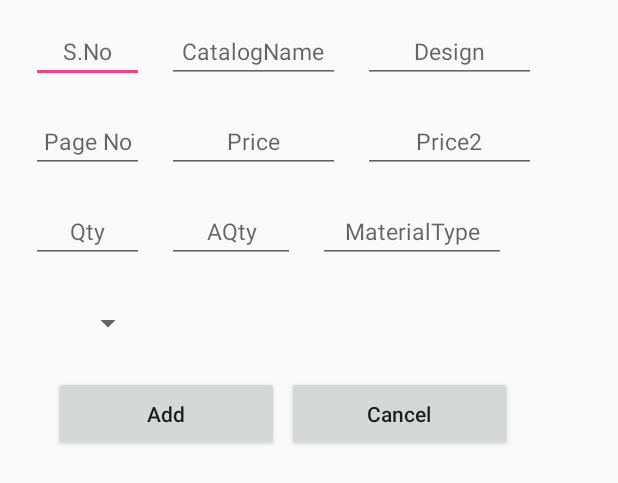
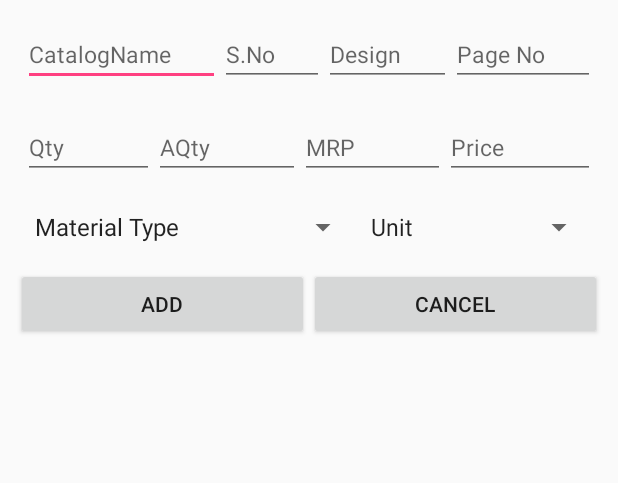
Before and after one commit to shyamrir12/DOTAPP, an Android app: the layout add_dailog_layout.xml on its own in the app's theme, with its tools: preview values and no code run, on a phone screen of 412 x 824 dp. Shown: the top 483 px of the screen. Run offline under Robolectric (Android 15) with nearby library versions, the phone set to English and light mode, and no system bars.

Commit message:
order complted new

```diff
--- a/app/src/main/java/com/example/awizom/dotapp/Activities/RoomDetailsActivity.java
+++ b/app/src/main/java/com/example/awizom/dotapp/Activities/RoomDetailsActivity.java
@@ -53,8 +53,8 @@ public class RoomDetailsActivity extends AppCompatActivity implements View.OnCli
 
     OrderItemAdapter adapter;
     private Intent intent;
-    private EditText s_no, catlogName, design, pageNo, price, price2, materialType, qty, aQty;
-   // private Spinner unitSpinner;
+    private EditText s_no, catlogName, design, pageNo, price, price2, qty, aQty;
+   private Spinner unitSpinner,materialType;
     private Button addButton, cancelButton;
     private AlertDialog b;
     private String roomName,orderID,customernAME,mobileNumber,orderDate,advance;
@@ -134,8 +134,8 @@ public class RoomDetailsActivity extends AppCompatActivity implements View.OnCli
         String priCe2 = price2.getText().toString();
         String qTy = qty.getText().toString();
         String aqty = aQty.getText().toString();
-        String materialtype = materialType.getText().toString();
-       // String unIt =  unit.getText().toString();
+        String materialtype = materialType.getSelectedItem().toString();
+       String unIt =  unitSpinner.getSelectedItem().toString();
 
 //        unitSpinner.setOnItemClickListener(this);
 //        List<String> list = new ArrayList<String>();
@@ -146,7 +146,7 @@ public class RoomDetailsActivity extends AppCompatActivity implements View.OnCli
 
             progressDialog.setMessage("loading...");
             progressDialog.show();
-            new POSTOrder().execute("0",materialtype,priCe2,qTy,"0","mtr.","0",catlogname,snumber,desiGn,page_no,priCe,"mtr.","0",roomName,orderID);
+            new POSTOrder().execute("0",materialtype,priCe2,qTy,"0",unIt,"0",catlogname,snumber,desiGn,page_no,priCe,unIt,"0",roomName,orderID);
         } catch (Exception e) {
             e.printStackTrace();
             progressDialog.dismiss();
@@ -279,7 +279,7 @@ public class RoomDetailsActivity extends AppCompatActivity implements View.OnCli
         materialType = dialogView.findViewById(R.id.materialType);
         qty = dialogView.findViewById(R.id.qTy);
         aQty = dialogView.findViewById(R.id.aQty);
-       // unitSpinner = dialogView.findViewById(R.id.unit);
+        unitSpinner = dialogView.findViewById(R.id.unit);
 
         addButton = dialogView.findViewById(R.id.add);
         cancelButton = dialogView.findViewById(R.id.cancelButton);
--- a/app/src/main/res/layout/add_dailog_layout.xml
+++ b/app/src/main/res/layout/add_dailog_layout.xml
@@ -16,35 +16,41 @@
             android:layout_height="match_parent"
             android:layout_margin="10dp">
 
-            <EditText
-                android:id="@+id/sNo"
-                android:layout_width="75dp"
-                android:layout_height="40dp"
-                android:hint="S.No"
-                android:textSize="15sp"
-                android:layout_centerHorizontal="true"
-                android:layout_marginLeft="5dp"
-                android:gravity="center_horizontal"/>
+
 
             <EditText
                 android:id="@+id/catlogName"
-                android:layout_width="115dp"
-                android:layout_height="40dp"
-                android:layout_weight="-1"
+                android:layout_width="wrap_content"
+                android:layout_height="wrap_content"
+                android:layout_weight="1"
                 android:hint="CatalogName"
                 android:textSize="15sp"
-                android:layout_marginLeft="15dp"
-                android:gravity="center_horizontal"/>
+              />
+            <EditText
+                android:id="@+id/sNo"
+                android:layout_width="wrap_content"
+                android:layout_height="wrap_content"
+                android:layout_weight="1"
+                android:hint="S.No"
+                android:textSize="15sp"
+               />
 
             <EditText
                 android:id="@+id/design"
-                android:layout_width="115dp"
-                android:layout_height="40dp"
-                android:layout_weight="-1"
+                android:layout_width="wrap_content"
+                android:layout_height="wrap_content"
+                android:layout_weight="1"
                 android:hint="Design"
                 android:textSize="15sp"
-                android:layout_marginLeft="15dp"
-                android:gravity="center_horizontal"/>
+              />
+            <EditText
+                android:id="@+id/pageNo"
+                android:layout_width="wrap_content"
+                android:layout_height="wrap_content"
+                android:layout_weight="1"
+                android:hint="Page No"
+                android:textSize="15sp"
+               />
         </LinearLayout>
 
         <LinearLayout
@@ -54,34 +60,40 @@
             android:layout_below="@+id/lenear1"
             android:layout_margin="10dp">
 
+
+
             <EditText
-                android:id="@+id/pageNo"
-                android:layout_width="75dp"
-                android:layout_height="40dp"
-                android:hint="Page No"
+                android:id="@+id/qTy"
+                android:layout_width="wrap_content"
+                android:layout_height="wrap_content"
+                android:layout_weight="1"
+                android:hint="Qty"
                 android:textSize="15sp"
-                android:layout_centerHorizontal="true"
-                android:layout_marginLeft="5dp"
-                android:gravity="center_horizontal"/>
+                />
+            <EditText
+                android:id="@+id/aQty"
+                android:layout_width="wrap_content"
+                android:layout_height="wrap_content"
+                android:layout_weight="1"
+                android:hint="AQty"
+                android:textSize="15sp"
+                />
             <EditText
                 android:id="@+id/price"
-                android:layout_width="115dp"
-                android:layout_height="40dp"
-                android:layout_weight="-1"
+                android:layout_width="wrap_content"
+                android:layout_height="wrap_content"
+                android:layout_weight="1"
+                android:hint="MRP"
+                android:textSize="15sp"
+                />
+            <EditText
+                android:id="@+id/price2"
+                android:layout_width="wrap_content"
+                android:layout_height="wrap_content"
+                android:layout_weight="1"
                 android:hint="Price"
                 android:textSize="15sp"
-                android:layout_marginLeft="15dp"
-                android:gravity="center_horizontal"/>
-
-            <EditText
-                android:id="@+id/price2"
-                android:layout_width="115dp"
-                android:layout_height="40dp"
-                android:layout_weight="-1"
-                android:hint="Price2"
-                android:textSize="15sp"
-                android:layout_marginLeft="15dp"
-                android:gravity="center_horizontal"/>
+               />
         </LinearLayout>
 
         <LinearLayout
@@ -91,98 +103,51 @@
             android:layout_below="@+id/lenear2"
             android:layout_margin="10dp">
 
-            <EditText
-                android:id="@+id/qTy"
-                android:layout_width="75dp"
-                android:layout_height="40dp"
-                android:hint="Qty"
+
+
+
+            <Spinner
+                android:id="@+id/materialType"
+                android:layout_width="wrap_content"
+                android:layout_height="wrap_content"
+                android:layout_weight="1"
+                android:entries="@array/MaterialType"
                 android:textSize="15sp"
-                android:layout_centerHorizontal="true"
-                android:layout_marginLeft="5dp"
-                android:gravity="center_horizontal"/>
-            <EditText
-                android:id="@+id/aQty"
-                android:layout_width="85dp"
-                android:layout_height="40dp"
-                android:layout_weight="-1"
-                android:hint="AQty"
+                />
+            <Spinner
+                android:id="@+id/unit"
+                android:layout_width="wrap_content"
+                android:layout_height="wrap_content"
+                android:layout_weight="1"
+              android:entries="@array/Unit"
                 android:textSize="15sp"
-                android:layout_marginLeft="15dp"
-                android:gravity="center_horizontal"/>
-
-            <EditText
-                android:id="@+id/materialType"
-                android:layout_width="125dp"
-                android:layout_height="40dp"
-                android:layout_weight="-1"
-                android:hint="MaterialType"
-                android:textSize="15sp"
-                android:layout_marginLeft="15dp"
-                android:gravity="center_horizontal"/>
+               />
         </LinearLayout>
 
 
-        <LinearLayout
-            android:id="@+id/lenear4"
-            android:layout_width="match_parent"
-            android:layout_height="match_parent"
-            android:layout_below="@+id/lenear3"
-            android:layout_margin="10dp">
-
-            <Spinner
-                android:id="@+id/unit"
-                android:layout_width="75dp"
-                android:layout_height="40dp"
-                android:hint="Unit"
-                android:textSize="15sp"
-                android:layout_centerHorizontal="true"
-                android:layout_marginLeft="5dp"
-                android:gravity="center_horizontal"/>
-            <!--<EditText-->
-                <!--android:id="@+id/aQty"-->
-                <!--android:layout_width="85dp"-->
-                <!--android:layout_height="40dp"-->
-                <!--android:layout_weight="-1"-->
-                <!--android:hint="AQty"-->
-                <!--android:textSize="15sp"-->
-                <!--android:layout_marginLeft="15dp"-->
-                <!--android:gravity="center_horizontal"/>-->
-
-            <!--<EditText-->
-                <!--android:id="@+id/materialType"-->
-                <!--android:layout_width="125dp"-->
-                <!--android:layout_height="40dp"-->
-                <!--android:layout_weight="-1"-->
-                <!--android:hint="MaterialType"-->
-                <!--android:textSize="15sp"-->
-                <!--android:layout_marginLeft="15dp"-->
-                <!--android:gravity="center_horizontal"/>-->
-        </LinearLayout>
 
         <LinearLayout
             android:id="@+id/lenear5"
             android:layout_width="match_parent"
             android:layout_height="match_parent"
-            android:layout_below="@+id/lenear4"
+            android:layout_below="@+id/lenear3"
             android:layout_margin="5dp">
 
             <Button
                 android:id="@+id/add"
-                android:layout_width="150dp"
-                android:layout_height="50dp"
+                android:layout_width="wrap_content"
+                android:layout_height="wrap_content"
+                android:layout_weight="1"
                 android:text="Add"
-                android:textAllCaps="false"
-                android:layout_weight="-1"
-                android:layout_marginLeft="25dp"/>
+              />
 
             <Button
                 android:id="@+id/cancelButton"
-                android:layout_width="150dp"
-                android:layout_height="50dp"
+                android:layout_width="wrap_content"
+                android:layout_height="wrap_content"
+                android:layout_weight="1"
                 android:text="Cancel"
-                android:textAllCaps="false"
-                android:layout_weight="-1"
-                android:layout_marginLeft="5dp"/>
+              />
         </LinearLayout>
 
 
--- a/app/src/main/res/values/strings.xml
+++ b/app/src/main/res/values/strings.xml
@@ -8,4 +8,19 @@
     <string name="search">Search</string>
     <string name="room_detail">Room Details</string>
     <string name="elight">Elight</string>
+
+
+    <string-array name="Unit">
+        <item>Unit</item>
+        <item>Mtr.</item>
+        <item>Roll</item>
+        <item>Sqft</item>
+    </string-array>
+    <string-array name="MaterialType">
+        <item>Material Type</item>
+        <item>Curtain</item>
+        <item>Sofa</item>
+        <item>Wall Paper</item>
+        <item>Padding</item>
+    </string-array>
 </resources>
```
